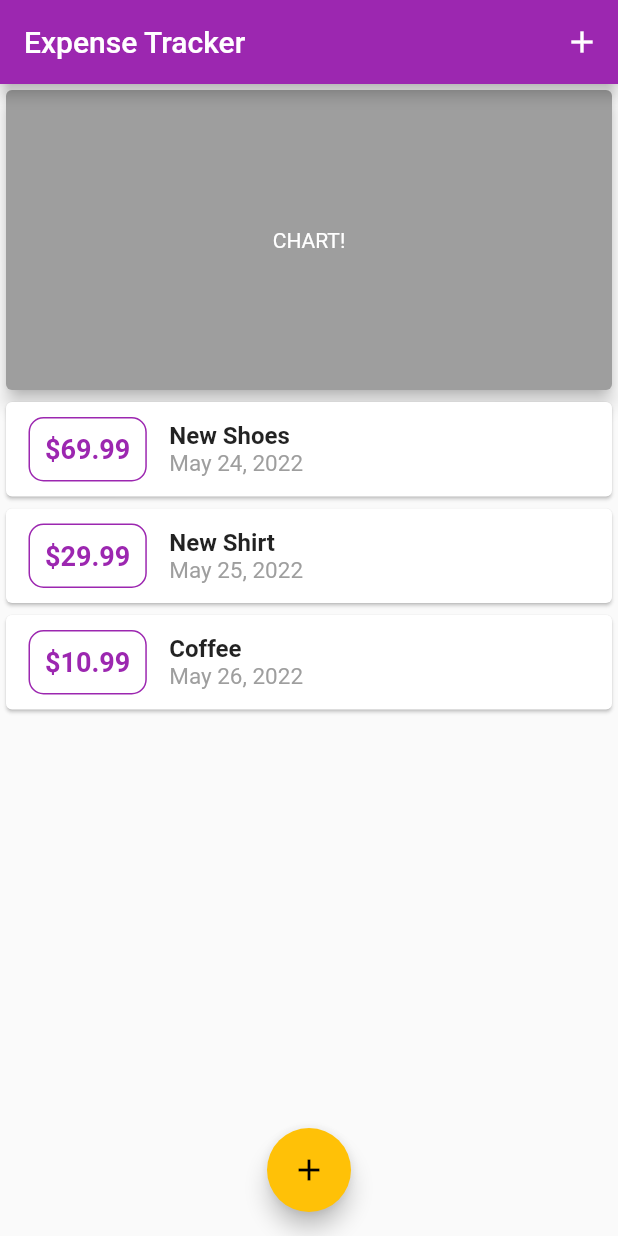
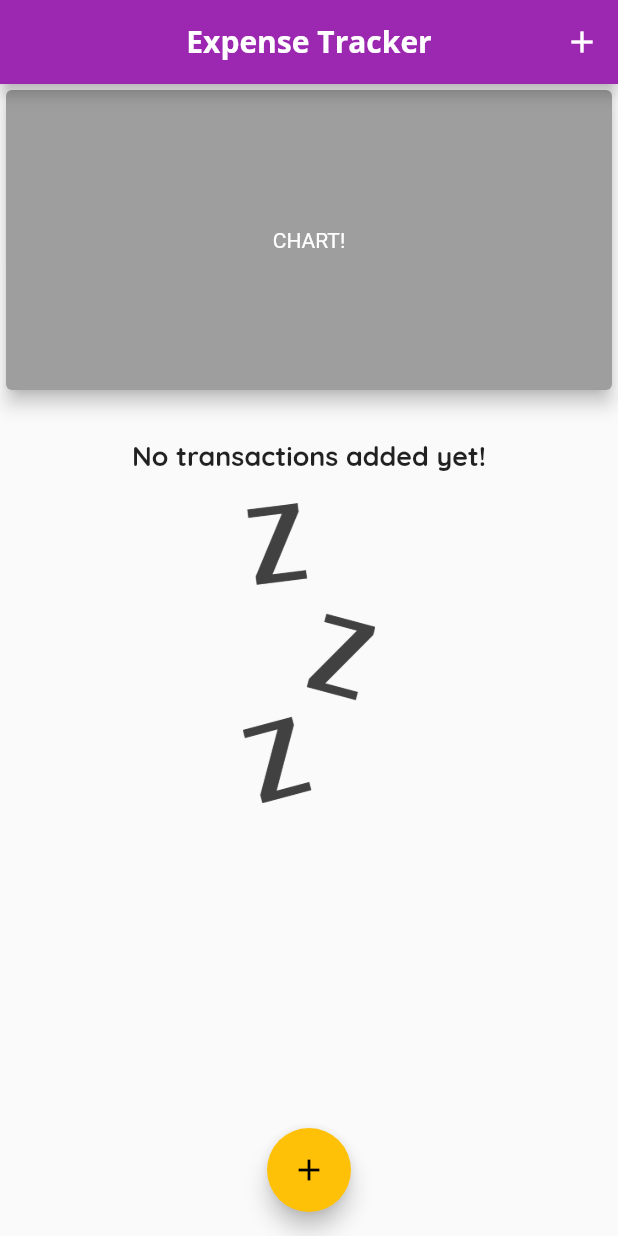
Before and after one commit to PandaTechMobile/flutter_spend_tracker, a Flutter app: the screen it shows after launch, on a phone screen of 412 x 824 dp. Run offline on Flutter 3.47's test engine with Material 2 defaults, Android fonts, the phone set to English and light mode, and no system bars.

Commit message:
finished 30

```diff
--- a/lib/main.dart
+++ b/lib/main.dart
@@ -14,6 +14,22 @@ class MyApp extends StatelessWidget {
       theme: ThemeData(
         primarySwatch: Colors.purple,
         accentColor: Colors.amber,
+        fontFamily: 'Quicksand',
+        textTheme: ThemeData.light().textTheme.copyWith(
+              titleMedium: TextStyle(
+                fontSize: 18,
+                fontWeight: FontWeight.bold,
+                fontFamily: 'Quicksand',
+              ),
+            ),
+        appBarTheme: AppBarTheme(
+          centerTitle: true,
+          titleTextStyle: TextStyle(
+            fontFamily: 'OpenSans',
+            fontSize: 20,
+            fontWeight: FontWeight.bold,
+          ),
+        ),
       ),
       home: MyHomePage(),
     );
@@ -29,30 +45,30 @@ class MyHomePage extends StatefulWidget {
 
 class _MyHomePageState extends State<MyHomePage> {
   final List<Transaction> _userTransactions = [
-    Transaction(
-      id: 't1',
-      title: 'New Shoes',
-      amount: 69.99,
-      date: DateTime.now().add(
-        Duration(days: -2),
-      ),
-    ),
-    Transaction(
-      id: 't2',
-      title: 'New Shirt',
-      amount: 29.99,
-      date: DateTime.now().add(
-        Duration(days: -1),
-      ),
-    ),
-    Transaction(
-      id: 't3',
-      title: 'Coffee',
-      amount: 10.99,
-      date: DateTime.now().add(
-        Duration(hours: -1),
-      ),
-    ),
+    // Transaction(
+    //   id: 't1',
+    //   title: 'New Shoes',
+    //   amount: 69.99,
+    //   date: DateTime.now().add(
+    //     Duration(days: -2),
+    //   ),
+    // ),
+    // Transaction(
+    //   id: 't2',
+    //   title: 'New Shirt',
+    //   amount: 29.99,
+    //   date: DateTime.now().add(
+    //     Duration(days: -1),
+    //   ),
+    // ),
+    // Transaction(
+    //   id: 't3',
+    //   title: 'Coffee',
+    //   amount: 10.99,
+    //   date: DateTime.now().add(
+    //     Duration(hours: -1),
+    //   ),
+    // ),
   ];
 
   void _showAddNewTransaction(BuildContext ctx) {
@@ -84,7 +100,9 @@ class _MyHomePageState extends State<MyHomePage> {
   Widget build(BuildContext context) {
     return Scaffold(
       appBar: AppBar(
-        title: Text('Expense Tracker'),
+        title: Text(
+          'Expense Tracker',
+        ),
         actions: [
           IconButton(
             onPressed: () => _showAddNewTransaction(context),
--- a/lib/widgets/transaction_list_widget.dart
+++ b/lib/widgets/transaction_list_widget.dart
@@ -12,7 +12,25 @@ class TransactionList extends StatelessWidget {
   Widget build(BuildContext context) {
     return Container(
       height: 300,
-      child: ListView.builder(
+      child: _transactions.isEmpty
+          ? Column(
+              mainAxisAlignment: MainAxisAlignment.center,
+              children: [
+                Text(
+                  'No transactions added yet!',
+                  style: Theme.of(context).textTheme.titleMedium,
+                ),
+                Container(
+                  margin: EdgeInsets.only(top: 20),
+                  height: 200,
+                  child: Image.asset(
+                    'assets/images/waiting.png',
+                    fit: BoxFit.cover,
+                  ),
+                ),
+              ],
+            )
+          : ListView.builder(
               itemCount: _transactions.length,
               itemBuilder: (ctx, index) {
                 return Card(
@@ -23,11 +41,12 @@ class TransactionList extends StatelessWidget {
                         child: Text(
                           '\$${_transactions[index].amount.toStringAsFixed(2)}',
                           textAlign: TextAlign.start,
-                    style: TextStyle(
-                      fontWeight: FontWeight.bold,
-                      fontSize: 18,
-                      color: Theme.of(context).primaryColor,
-                    ),
+                          style: Theme.of(context).textTheme.titleMedium,
+                          // style: TextStyle(
+                          //   fontWeight: FontWeight.bold,
+                          //   fontSize: 18,
+                          //   color: Theme.of(context).primaryColor,
+                          // ),
                         ),
                         margin: EdgeInsets.symmetric(
                           vertical: 10,
@@ -56,7 +75,8 @@ class TransactionList extends StatelessWidget {
                             ),
                             Text(
                               //DateFormat('dd/MM/yyyy').format(txn.date),
-                        DateFormat.yMMMd().format(_transactions[index].date),
+                              DateFormat.yMMMd()
+                                  .format(_transactions[index].date),
                               textAlign: TextAlign.start,
                               style: TextStyle(
                                 fontSize: 15,
```
Also changed, not shown: pubspec.yaml (+13 -9 lines), assets/fonts/OpenSans-Bold.ttf (added), assets/fonts/OpenSans-Regular.ttf (added), assets/fonts/Quicksand-Bold.ttf (added), assets/fonts/Quicksand-Light.ttf (added), assets/fonts/Quicksand-Medium.ttf (added), assets/fonts/Quicksand-Regular.ttf (added), assets/images/waiting.png (added). Lines whose indentation alone changed are shown as unchanged.
